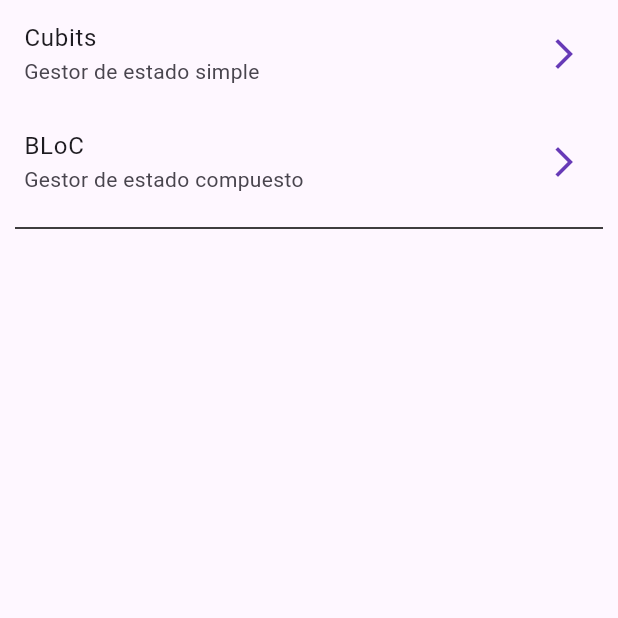
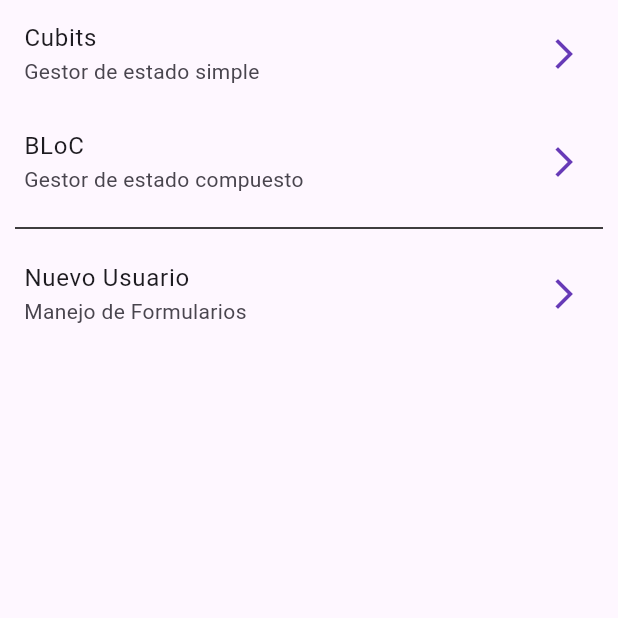
Before and after one commit to LuisPulenta/forms_app, a Flutter app: the screen it shows after launch, on a phone screen of 412 x 824 dp, the top half of it. Run offline on Flutter 3.47's test engine with Material 2 defaults, Android fonts, the phone set to English and light mode, and no system bars; our stand-ins replace equatable, flutter_bloc, go_router.

Commit message:
Video 294

```diff
--- a/lib/config/router/app_router.dart
+++ b/lib/config/router/app_router.dart
@@ -15,5 +15,9 @@ final appRouter = GoRouter(
       path: '/blocs',
       builder: (context, state) => const BlocCounterScreen(),
     ),
+    GoRoute(
+      path: '/register',
+      builder: (context, state) => const RegisterScreen(),
+    ),
   ],
 );
--- a/lib/presentation/screens/bloc_counter_screen.dart
+++ b/lib/presentation/screens/bloc_counter_screen.dart
@@ -21,7 +21,8 @@ class BlocCounterView extends StatelessWidget {
   });
 
   void increaseCounterBy(BuildContext context, [int value = 1]) {
-    context.read<CounterBloc>().add(CounterIncreased(value));
+    //context.read<CounterBloc>().add(CounterIncreased(value));
+    context.read<CounterBloc>().increaseBy(value);
   }
 
   @override
@@ -34,7 +35,8 @@ class BlocCounterView extends StatelessWidget {
         actions: [
           IconButton(
             onPressed: () => {
-              context.read<CounterBloc>().add(CounterReset()),
+              //context.read<CounterBloc>().add(CounterReset()),
+              context.read<CounterBloc>().resetCount(),
             },
             icon: const Icon(Icons.refresh_outlined),
           ),
--- a/lib/presentation/screens/home_screen.dart
+++ b/lib/presentation/screens/home_screen.dart
@@ -27,6 +27,12 @@ class HomeScreen extends StatelessWidget {
               color: Colors.black,
             ),
           ),
+          ListTile(
+            title: const Text('Nuevo Usuario'),
+            subtitle: const Text('Manejo de Formularios'),
+            trailing: const Icon(Icons.arrow_forward_ios_outlined),
+            onTap: () => context.push('/register'),
+          ),
         ],
       ),
     );
--- a/lib/presentation/screens/screens.dart
+++ b/lib/presentation/screens/screens.dart
@@ -1,3 +1,4 @@
+export 'package:forms_app/presentation/screens/register_screen.dart';
 export 'package:forms_app/presentation/screens/bloc_counter_screen.dart';
 export 'package:forms_app/presentation/screens/cubit_counter_screen.dart';
 export 'package:forms_app/presentation/screens/home_screen.dart';
```
Also changed, not shown: lib/presentation/blocs/counter_bloc/counter_bloc.dart (+8 -0 lines), lib/presentation/screens/register_screen.dart (added, +30 -0 lines).
